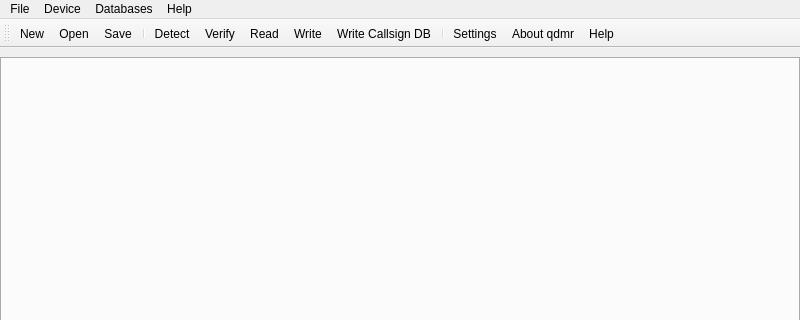
This is shared/ui/mainwindow.ui in hmatuschek/qdmr as Qt 5 draws it before an edit; both pictures show x 0 to 800 and y 0 to 320 of the 800 by 600 pixel window. The edited form follows.
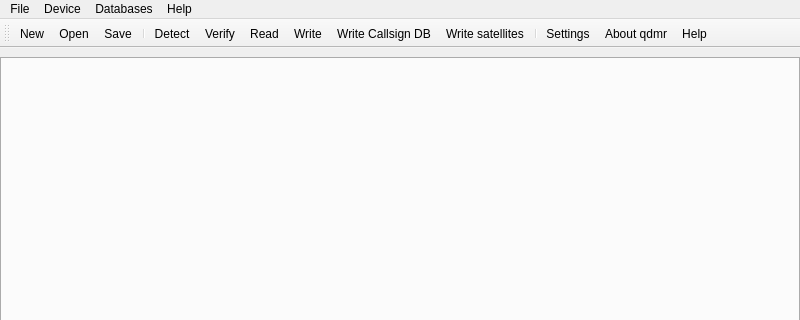
This is the edited form. Icons and pictures are not drawn.

Commit message: Added write satellite action.

What changed in the file:
```diff
--- a/shared/ui/mainwindow.ui
+++ b/shared/ui/mainwindow.ui
@@ -141,6 +141,7 @@
    <addaction name="actionDownload"/>
    <addaction name="actionUpload"/>
    <addaction name="actionUploadCallsignDB"/>
+   <addaction name="actionWriteSatellites"/>
    <addaction name="separator"/>
    <addaction name="actionSettings"/>
    <addaction name="actionAbout"/>
@@ -361,6 +362,14 @@
     <string>Opens an editor to edit your satellite database.</string>
    </property>
   </action>
+  <action name="actionWriteSatellites">
+   <property name="text">
+    <string>Write satellites</string>
+   </property>
+   <property name="toolTip">
+    <string>Writes the orbital elements and transponder information onto the connected device.</string>
+   </property>
+  </action>
  </widget>
  <resources/>
  <connections/>
```
Left out of the diff: 3 changed lines with no effect on the pictures. The commit also changes 10 other files.
